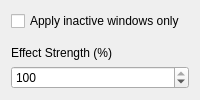
Above: kwin4_effect_grayscale/contents/ui/config.ui from murat-cileli/kwin-grayscale-effect before the change. Below: the same form after it.
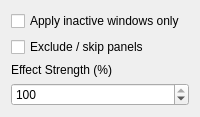
That is the form after the change.

Diff of the .ui file:
```diff
--- a/kwin4_effect_grayscale/contents/ui/config.ui
+++ b/kwin4_effect_grayscale/contents/ui/config.ui
@@ -19,7 +19,14 @@
     </widget>
    </item>
    <item>
-    <widget class="QLabel" name="label">
+    <widget class="QCheckBox" name="checkBox">
+     <property name="text">
+      <string>Exclude / skip panels</string>
+     </property>
+    </widget>
+   </item>
+   <item>
+       <widget class="QLabel" name="kcfg_ExcludePanels">
      <property name="text">
       <string>Effect Strength (%)</string>
      </property>
@@ -29,7 +36,7 @@
     </widget>
    </item>
    <item>
-       <widget class="QSpinBox" name="kcfg_EffectStrength">
+    <widget class="QSpinBox" name="kcfg_EffectStrength">
      <property name="sizePolicy">
       <sizepolicy hsizetype="Minimum" vsizetype="Fixed">
        <horstretch>0</horstretch>
```
